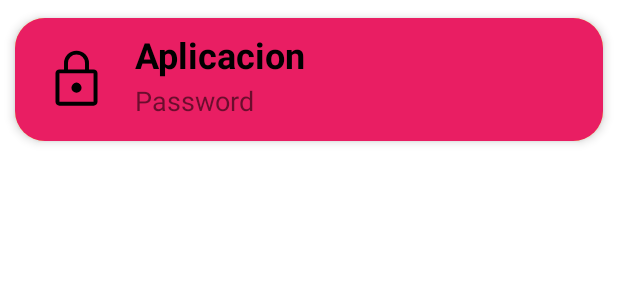
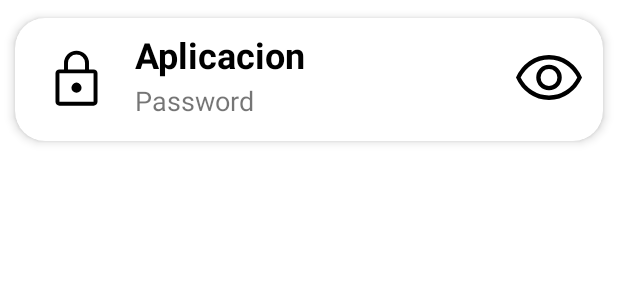
Before and after one commit to CaroyEdu/PassThePass, an Android app: the layout list_password.xml on its own in the app's theme, with its tools: preview values and no code run, on a phone screen of 412 x 824 dp. Shown: the top 300 px of the screen. Run offline under Robolectric (Android 15) with nearby library versions, the light colour scheme and no system bars.

Commit message:
style: añadido ojaso y eliminados colores feos del fondo

```diff
--- /dev/null
+++ b/PassThePass/app/src/main/res/drawable/eye.xml
@@ -0,0 +1,9 @@
+<vector xmlns:android="http://schemas.android.com/apk/res/android"
+    android:width="48dp"
+    android:height="48dp"
+    android:viewportWidth="48"
+    android:viewportHeight="48">
+  <path
+      android:fillColor="#FF000000"
+      android:pathData="M24,31.5q3.55,0 6.025,-2.475Q32.5,26.55 32.5,23q0,-3.55 -2.475,-6.025Q27.55,14.5 24,14.5q-3.55,0 -6.025,2.475Q15.5,19.45 15.5,23q0,3.55 2.475,6.025Q20.45,31.5 24,31.5ZM24,28.6q-2.35,0 -3.975,-1.625T18.4,23q0,-2.35 1.625,-3.975T24,17.4q2.35,0 3.975,1.625T29.6,23q0,2.35 -1.625,3.975T24,28.6ZM24,38q-7.3,0 -13.2,-4.15Q4.9,29.7 2,23q2.9,-6.7 8.8,-10.85Q16.7,8 24,8q7.3,0 13.2,4.15Q43.1,16.3 46,23q-2.9,6.7 -8.8,10.85Q31.3,38 24,38ZM24,23ZM24,35q6.05,0 11.125,-3.275T42.85,23q-2.65,-5.45 -7.725,-8.725Q30.05,11 24,11t-11.125,3.275Q7.8,17.55 5.1,23q2.7,5.45 7.775,8.725Q17.95,35 24,35Z"/>
+</vector>
--- a/PassThePass/app/src/main/res/layout/fragment_my_passwords.xml
+++ b/PassThePass/app/src/main/res/layout/fragment_my_passwords.xml
@@ -12,7 +12,6 @@
         android:layout_height="match_parent"
         android:layout_marginStart="1dp"
         android:layout_marginEnd="1dp"
-        android:background="#2196F3"
         app:layout_constraintBottom_toBottomOf="parent"
         app:layout_constraintEnd_toEndOf="parent"
         app:layout_constraintHorizontal_bias="0.0"
--- a/PassThePass/app/src/main/res/layout/list_password.xml
+++ b/PassThePass/app/src/main/res/layout/list_password.xml
@@ -5,7 +5,6 @@
     android:layout_width="match_parent"
     android:layout_height="wrap_content"
     android:animateLayoutChanges="true"
-    android:background="#8BC34A"
     app:cardCornerRadius="20dp"
     app:cardElevation="4dp"
     app:cardUseCompatPadding="true">
@@ -14,13 +13,11 @@
         android:layout_width="match_parent"
         android:layout_height="wrap_content"
         android:animateLayoutChanges="true"
-        android:background="#FFEB3B"
         android:orientation="vertical">
 
         <RelativeLayout
             android:layout_width="match_parent"
             android:layout_height="wrap_content"
-            android:background="#E91E63"
             android:orientation="horizontal"
             android:padding="6dp">
 
@@ -66,6 +63,18 @@
                     android:text="Password"
                     android:textSize="18sp" />
             </LinearLayout>
+
+            <ImageView
+                android:id="@+id/eye"
+                android:layout_width="wrap_content"
+                android:layout_height="wrap_content"
+                android:layout_centerVertical="true"
+                android:layout_marginEnd="6dp"
+                android:layout_marginRight="6dp"
+                app:srcCompat="@drawable/eye"
+                android:layout_gravity="center"
+                android:layout_alignParentRight="true"
+                android:layout_alignParentEnd="true" />
         </RelativeLayout>
 
     </LinearLayout>
```
